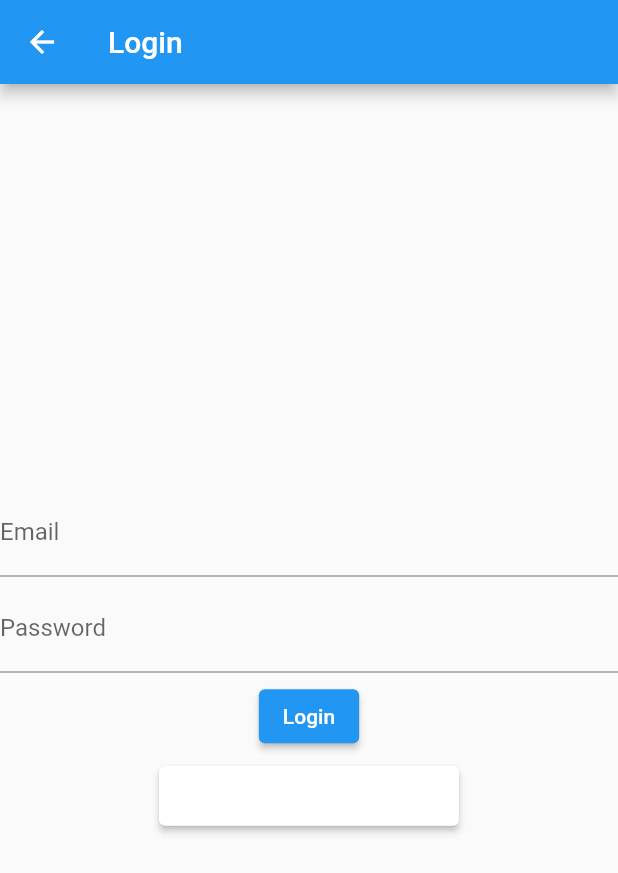
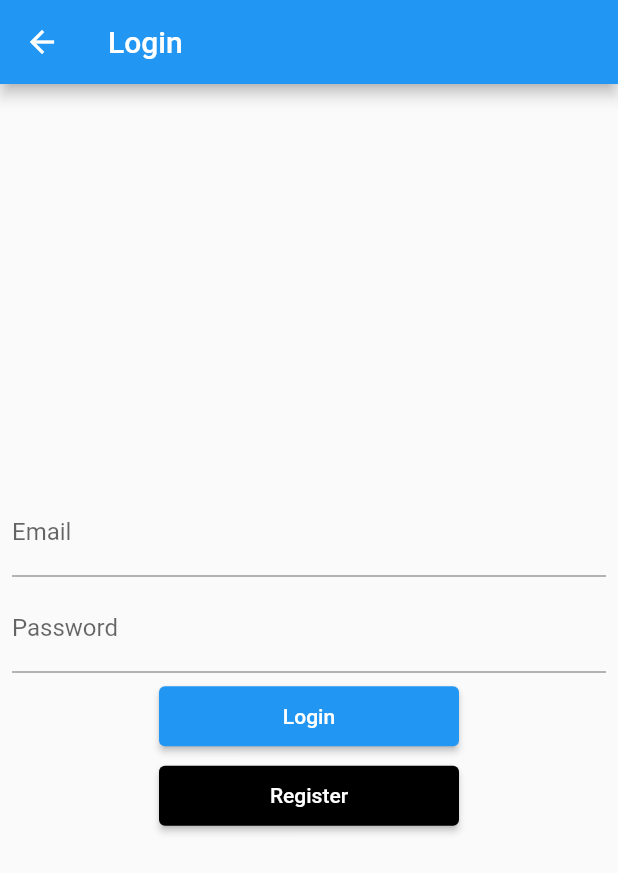
Before and after one commit to Wilaiwandansakchai/partyhaan-flutter, a Flutter app: the LoginScreen screen opened directly, on a phone screen of 412 x 824 dp. Shown: the top 873 px of the screen. Run offline on Flutter 3.47's test engine with Material 2 defaults, Android fonts, the phone set to English and light mode, and no system bars; our stand-ins replace bloc, equatable, firebase_auth, firebase_core, flutter_bloc; missing offline and left inert: flow_builder; accounts and stored records are empty.

Commit message:
[del] app

```diff
--- a/lib/app/app.dart
+++ /dev/null
@@ -1,3 +0,0 @@
-export '../blocs/app/app_bloc.dart';
-export 'bloc_observer.dart';
-export 'routes/routes.dart';
--- a/lib/screen/login/login_screen.dart
+++ b/lib/screen/login/login_screen.dart
@@ -32,6 +32,8 @@ class LoginForm extends StatelessWidget {
           //do something when error
         }
       },
+      child: Padding(
+        padding: const EdgeInsets.all(8.0),
         child: Column(
           mainAxisAlignment: MainAxisAlignment.center,
           children: const [
@@ -43,6 +45,7 @@ class LoginForm extends StatelessWidget {
             SizedBox(height: 5),
             _SignupButton()
           ],
+        ),
       ),
     );
   }
@@ -97,6 +100,8 @@ class _LoginButton extends StatelessWidget {
         return state.status == LoginStatus.submitting
             ? const CircularProgressIndicator()
             : ElevatedButton(
+                style: ElevatedButton.styleFrom(
+                    primary: Colors.blue, fixedSize: const Size(200, 40)),
                 onPressed: () {
                   context.read<LoginCubit>().loginWithCredentials();
                 },
@@ -113,7 +118,7 @@ class _SignupButton extends StatelessWidget {
   Widget build(BuildContext context) {
     return ElevatedButton(
         style: ElevatedButton.styleFrom(
-            primary: Colors.white, fixedSize: const Size(200, 40)),
+            primary: Colors.black, fixedSize: const Size(200, 40)),
         onPressed: () => Navigator.of(context).push<void>(
               SignupScreen.route(),
             ),
```
Lines whose indentation alone changed are shown as unchanged.
